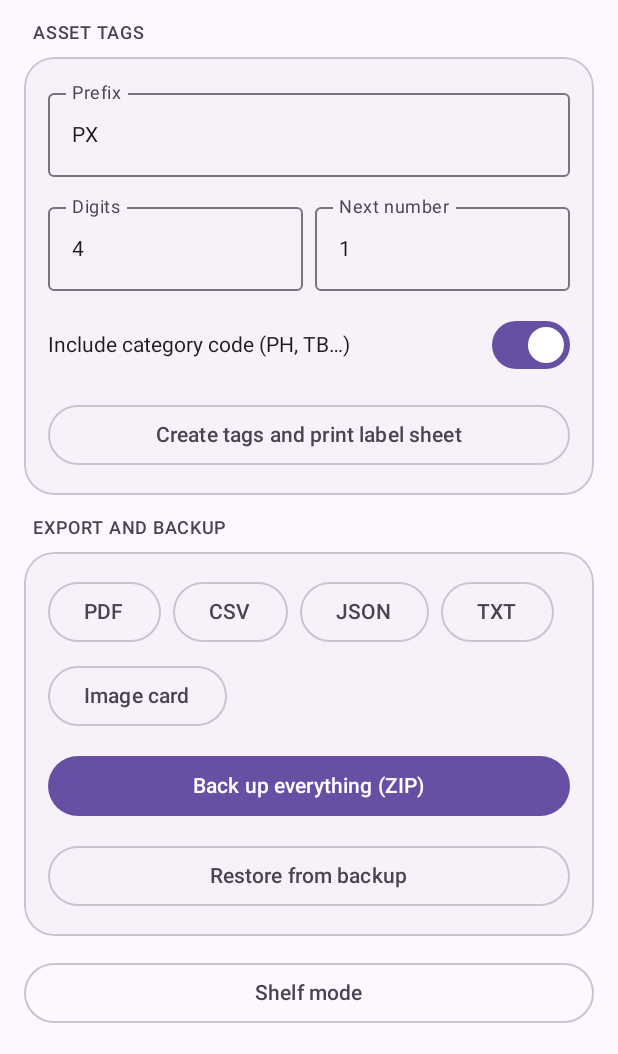
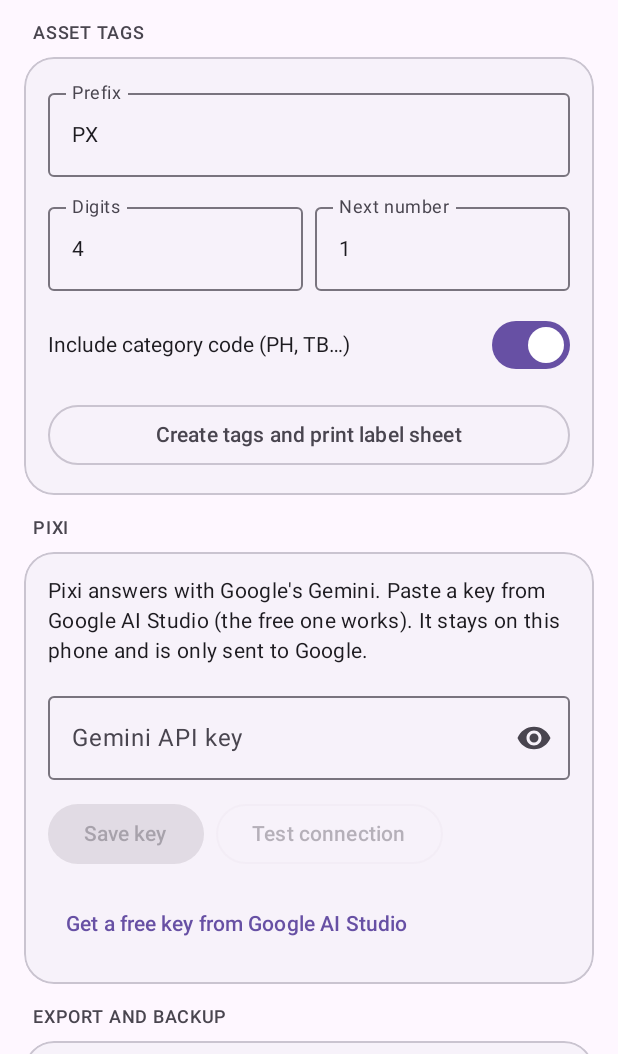
Before and after one commit to wrcovid4-max/PixistoryAS, an Android app built with Jetpack Compose: the composable SettingsScreen shown on its own in the app's theme, scrolled down 1054 dp, on a phone screen of 412 x 824 dp, the part 182-1236 px from its top. Run offline under Robolectric (Android 15) with nearby library versions, the phone set to English and light mode, and no system bars; our stand-ins replace Firebase (no records; nobody signed in at launch, a user with empty details on screens opened directly); pictures from the network do not load.

Commit message:
Ask Pixi: enter the Gemini key in the app; stop depending on a retired model
- Settings > Ask Pixi: paste a Gemini key (free tier works), Save, Test connection, link to Google AI
  Studio. The key is kept on the phone and sent only to Google. Previously the key could only be baked in
  from local.properties at build time and the saved-key field was never read.
- Gemini models: gemini-2.5-flash is being retired (1 Dec 2026), so unless a model is typed in, Pixi tries
  the current free models in turn (3.8 flash, 3.6 flash, 3.5 flash-lite, 3.1 flash-lite, 2.5 flash-lite)
  and remembers the one that works.
- A rejected key now says so plainly; Gemini reports it as HTTP 400.
- Splash credit now uses the © symbol.

```diff
--- a/app/src/main/java/com/pixistory/PixistoryApp.kt
+++ b/app/src/main/java/com/pixistory/PixistoryApp.kt
@@ -27,7 +27,7 @@ class AppContainer(val app: Application) {
     val catalog = CatalogRepository(app)
     val auth = AuthManager(app)
     val sync = SyncManager(db, settings, auth, files)
-    val ai = AiClient()
+    val ai = AiClient(settings)
     val exporter = Exporter(app, repository)
 }
 
--- a/app/src/main/java/com/pixistory/ui/settings/SettingsScreen.kt
+++ b/app/src/main/java/com/pixistory/ui/settings/SettingsScreen.kt
@@ -17,6 +17,13 @@ import com.pixistory.ui.common.PixiTopBar
 import androidx.compose.ui.Modifier
 import androidx.compose.ui.res.stringResource
 import androidx.compose.ui.text.input.KeyboardType
+import androidx.compose.ui.text.input.PasswordVisualTransformation
+import androidx.compose.ui.text.input.VisualTransformation
+import androidx.compose.foundation.text.KeyboardOptions
+import androidx.compose.material.icons.Icons
+import androidx.compose.material.icons.filled.Visibility
+import androidx.compose.material.icons.filled.VisibilityOff
+import androidx.compose.ui.platform.LocalUriHandler
 import androidx.compose.ui.unit.dp
 import androidx.lifecycle.compose.collectAsStateWithLifecycle
 import com.pixistory.R
@@ -127,6 +134,37 @@ fun SettingsScreen(vm: AppViewModel, onOpenShelf: () -> Unit, onOpenAbout: () ->
                     OutlinedButton(onClick = { vm.export(ExportKind.LABELS) }, modifier = Modifier.fillMaxWidth()) { Text(stringResource(R.string.set_print_labels)) }
                 }
 
+                SectionCard(stringResource(R.string.ask_name)) {
+                    var key by remember(s.geminiKey) { mutableStateOf(s.geminiKey) }
+                    var show by remember { mutableStateOf(false) }
+                    val testResult by vm.aiTest.collectAsStateWithLifecycle()
+                    val busy by vm.aiBusy.collectAsStateWithLifecycle()
+                    val uri = LocalUriHandler.current
+                    Text(stringResource(R.string.set_ai_body), style = MaterialTheme.typography.bodyMedium)
+                    OutlinedTextField(
+                        value = key,
+                        onValueChange = { key = it.filterNot(Char::isWhitespace) },
+                        label = { Text(stringResource(R.string.set_gemini_key)) },
+                        singleLine = true,
+                        visualTransformation = if (show) VisualTransformation.None else PasswordVisualTransformation(),
+                        keyboardOptions = KeyboardOptions(keyboardType = KeyboardType.Password),
+                        trailingIcon = {
+                            IconButton(onClick = { show = !show }) {
+                                Icon(if (show) Icons.Filled.VisibilityOff else Icons.Filled.Visibility, contentDescription = null)
+                            }
+                        },
+                        modifier = Modifier.fillMaxWidth(),
+                    )
+                    Row(horizontalArrangement = Arrangement.spacedBy(8.dp)) {
+                        Button(onClick = { vm.setGeminiKey(key) }, enabled = key != s.geminiKey) { Text(stringResource(R.string.set_save_key)) }
+                        OutlinedButton(onClick = { vm.testAi() }, enabled = !busy && (key.isNotBlank() || vm.aiConfigured)) {
+                            Text(stringResource(R.string.set_test_conn))
+                        }
+                    }
+                    testResult?.let { Text(it, style = MaterialTheme.typography.bodyMedium) }
+                    TextButton(onClick = { uri.openUri("https://aistudio.google.com/apikey") }) { Text(stringResource(R.string.set_get_key)) }
+                }
+
                 SectionCard(stringResource(R.string.set_data)) {
                     FlowRow(horizontalArrangement = Arrangement.spacedBy(8.dp), verticalArrangement = Arrangement.spacedBy(8.dp)) {
                         OutlinedButton(onClick = { vm.export(ExportKind.PDF) }) { Text("PDF") }
--- a/app/src/main/res/values/strings.xml
+++ b/app/src/main/res/values/strings.xml
@@ -2,7 +2,7 @@
 <resources>
     <string name="app_name">Pixistory</string>
     <string name="tagline">Your devices, their history and every Pixel Drop</string>
-    <string name="splash_credit" translatable="false">(C) WR COVID</string>
+    <string name="splash_credit" translatable="false">© WR COVID</string>
     <string name="copyright">© 2026 WR COVID YT. All rights reserved.</string>
     <string name="back">Back</string>
     <string name="cancel">Cancel</string>
@@ -325,7 +325,7 @@
     <string name="launch_line">Introduced %1$s • %2$s</string>
     <string name="spec_os">Operating system</string>
     <string name="spec_ports">Ports</string>
-    <string name="ask_unavailable">Pixi isn\'t available right now. Please try again later.</string>
+    <string name="ask_unavailable">Pixi needs a Gemini API key. Add one in Settings → Ask Pixi (a free key from Google AI Studio works).</string>
     <string name="shelf_need_more">Add another device you own to see the shelf move.</string>
     <string name="shortcut_add">Add device</string>
     <string name="shortcut_ask">Ask Pixi</string>
@@ -333,4 +333,10 @@
     <string name="spec_weight">Weight</string>
     <string name="spec_dimensions">Dimensions</string>
     <string name="spec_wireless">Wireless</string>
+    <string name="set_ai_body">Pixi answers with Google\'s Gemini. Paste a key from Google AI Studio (the free one works). It stays on this phone and is only sent to Google.</string>
+    <string name="set_gemini_key">Gemini API key</string>
+    <string name="set_save_key">Save key</string>
+    <string name="set_test_conn">Test connection</string>
+    <string name="ai_test_ok">Connected. Pixi can answer now.</string>
+    <string name="set_get_key">Get a free key from Google AI Studio</string>
 </resources>
```
Also changed, not shown: app/src/main/java/com/pixistory/ai/AiClient.kt (+75 -17 lines), app/src/main/java/com/pixistory/ui/AppViewModel.kt (+27 -0 lines), 1 other file.
